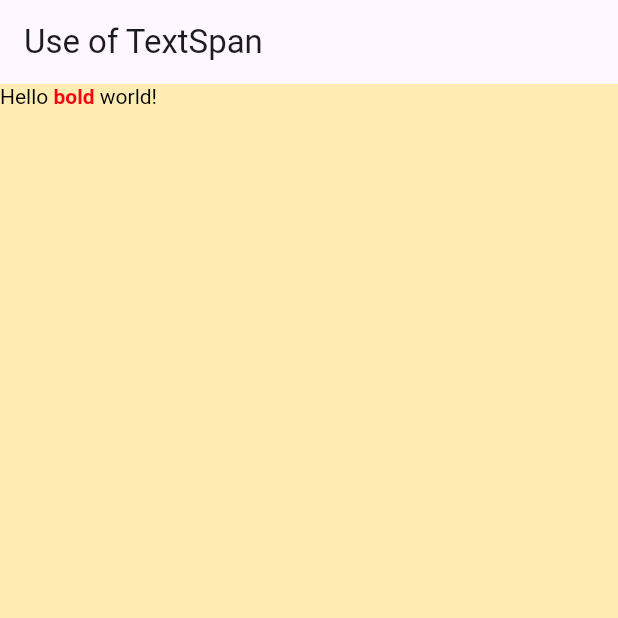
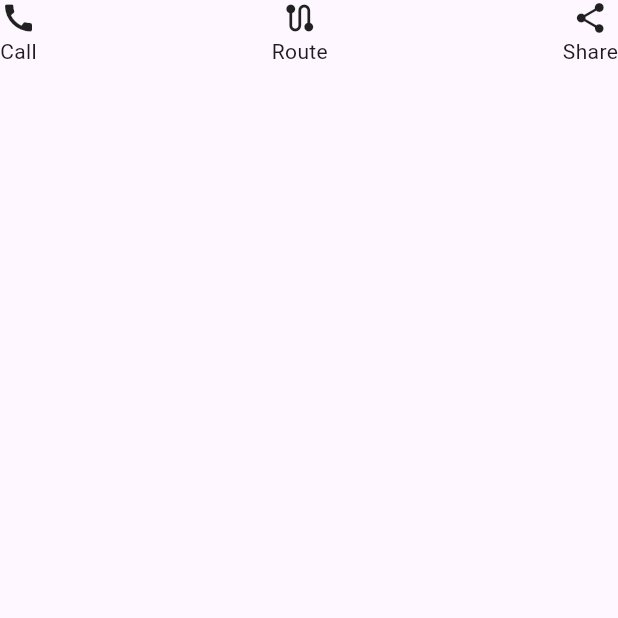
Before and after one commit to adarshrwl/flutter_class_work, a Flutter app: the screen it shows after launch, on a phone screen of 412 x 824 dp, the top half of it. Run offline on Flutter 3.47's test engine with Material 3 defaults, Android fonts, the phone set to English and light mode, and no system bars.

Commit message:
added flutter layout

```diff
--- a/lib/app/app.dart
+++ b/lib/app/app.dart
@@ -1,7 +1,7 @@
 import 'package:flutter/material.dart';
 import 'package:flutter_application/screen/circle_screen.dart';
 import 'package:flutter_application/screen/dashboard_screen.dart';
-import 'package:flutter_application/screen/hello_world_screen.dart';
+import 'package:flutter_application/screen/flutter_layout_screen.dart';
 import 'package:flutter_application/screen/rectangle_screen.dart';
 
 class App extends StatelessWidget {
@@ -11,7 +11,7 @@ class App extends StatelessWidget {
   Widget build(BuildContext context) {
     return const MaterialApp(
       debugShowCheckedModeBanner: false,
-      home: HelloWorldScreen(),
+      home: FlutterLayout(),
     );
   }
 }
--- /dev/null
+++ b/lib/screen/flutter_layout_screen.dart
@@ -0,0 +1,32 @@
+import 'package:flutter/cupertino.dart';
+import 'package:flutter/material.dart';
+import 'package:flutter/widgets.dart';
+
+class FlutterLayout extends StatelessWidget {
+  const FlutterLayout({super.key});
+
+  @override
+  Widget build(BuildContext context) {
+    return Scaffold(
+      body: SafeArea(
+        child: Container(
+          child: const Row(
+            mainAxisAlignment: MainAxisAlignment.spaceBetween,
+            crossAxisAlignment: CrossAxisAlignment.center,
+            children: [
+              Column(
+                children: [Icon(Icons.call), SafeArea(child: Text("Call"))],
+              ),
+              Column(
+                children: [Icon(Icons.route), SafeArea(child: Text("Route"))],
+              ),
+              Column(
+                children: [Icon(Icons.share), SafeArea(child: Text("Share"))],
+              ),
+            ],
+          ),
+        ),
+      ),
+    );
+  }
+}
```
Also changed, not shown: lib/screen/circle_screen.dart (+9 -4 lines), lib/screen/hello_world_screen.dart (+18 -1 lines).
